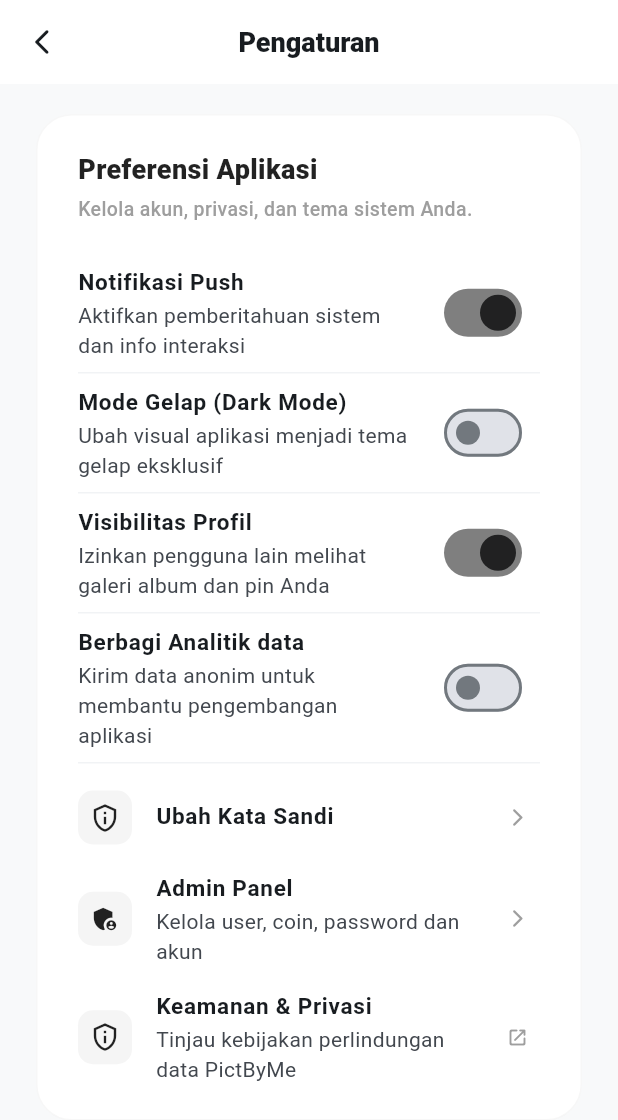
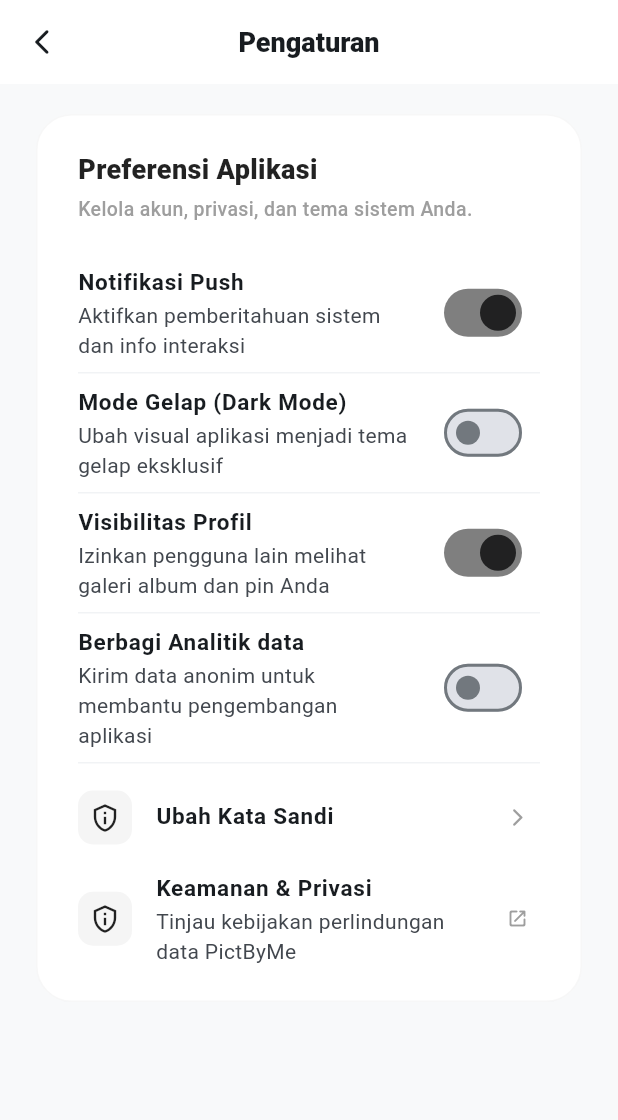
Before and after one commit to syahHattori/PictByMe, a Flutter app: the HomeScreen screen opened directly, after a tap on the "menu" icon, after a tap on "Settings", on a phone screen of 412 x 824 dp. Shown: the top 1120 px of the screen. Run offline on Flutter 3.47's test engine with Material 3 defaults, Android fonts, the phone set to English and light mode, and no system bars; our stand-ins replace dio, image_picker, shared_preferences; missing offline and left inert: gal, pusher_client, universal_html; accounts and stored records are empty; network calls fail.

Commit message:
Fix admin comment delete and notification updates

```diff
--- a/pictbyme_mobile/lib/screens/home_screen.dart
+++ b/pictbyme_mobile/lib/screens/home_screen.dart
@@ -12,7 +12,7 @@ import 'marketplace_screen.dart';
 import 'package:flutter_staggered_grid_view/flutter_staggered_grid_view.dart';
 import '../services/coin_controller.dart';
 import 'my_pins_screen.dart';
-import '../services/notification_service.dart'; // 🔥 Import layanan notifikasi realtime
+// 🔥 Import NotificationService telah dihapus karena beralih ke Polling
 
 class HomeScreen extends StatefulWidget {
   const HomeScreen({super.key});
@@ -35,7 +35,8 @@ class _HomeScreenState extends State<HomeScreen> {
 
   bool isLoading = true;
   String? profilePicUrl;
-  StreamSubscription<Map<String, dynamic>>? _notificationSub; // 🔥 Subskripsi realtime
+  StreamSubscription<Map<String, dynamic>>? _notificationSub; // Subskripsi realtime (idle)
+  Timer? _notificationTimer; // 🔥 Timer untuk periodic polling setiap 10 detik
 
   @override
   void initState() {
@@ -44,22 +45,20 @@ class _HomeScreenState extends State<HomeScreen> {
     loadUnreadNotifications();
     loadUserProfile();
 
-    // 🔥 Dengarkan notifikasi masuk secara realtime untuk menyalakan titik merah instan
-    try {
-      _notificationSub = NotificationService().stream.listen((payload) {
+    // 🔥 Mengganti realtime listener dengan Polling API setiap 10 detik
+    _notificationTimer = Timer.periodic(
+      const Duration(seconds: 10),
+      (_) async {
         if (!mounted) return;
-        setState(() {
-          unreadNotificationCount++;
-        });
-      });
-    } catch (e) {
-      debugPrint("Gagal memuat realtime notification handler di Home: $e");
-    }
+        await loadUnreadNotifications();
+      },
+    );
   }
 
   @override
   void dispose() {
-    _notificationSub?.cancel(); // Bersihkan stream saat widget dihancurkan
+    _notificationTimer?.cancel(); // 🔥 Hentikan timer polling agar tidak memory leak
+    _notificationSub?.cancel(); // Bersihkan stream sisa jika ada
     super.dispose();
   }
 
@@ -390,7 +389,6 @@ class _HomeScreenState extends State<HomeScreen> {
                           final width = constraints.maxWidth;
                           final crossAxisCount = (width / 300).floor().clamp(2, 6);
 
-                          // Jika pencarian tidak menghasilkan apapun
                           if (filteredPins.isEmpty) {
                             return _buildEmptyState(isSearchEmpty: pins.isNotEmpty);
                           }
@@ -400,9 +398,9 @@ class _HomeScreenState extends State<HomeScreen> {
                             mainAxisSpacing: 15,
                             crossAxisSpacing: 15,
                             padding: const EdgeInsets.all(20),
-                            itemCount: filteredPins.length, // 🔥 Pakai data ter-filter
+                            itemCount: filteredPins.length,
                             itemBuilder: (context, index) {
-                              final pin = filteredPins[index]; // 🔥 Pakai data ter-filter
+                              final pin = filteredPins[index];
                               final isHovered = hoveredIndex == index;
 
                               return MouseRegion(
@@ -480,7 +478,7 @@ class _HomeScreenState extends State<HomeScreen> {
 
   Widget _buildSearchTextField() {
     return TextField(
-      onChanged: _filterPins, // 🔥 Memicu Live Search setiap kali karakter berubah
+      onChanged: _filterPins,
       decoration: InputDecoration(
         hintText: 'Search photos, categories or description...',
         prefixIcon: const Icon(Icons.search),
@@ -508,13 +506,11 @@ class _HomeScreenState extends State<HomeScreen> {
 
           if (!mounted) return;
 
-          // Tunggu user kembali dari halaman Notifikasi
           await Navigator.push(
             context,
             MaterialPageRoute(builder: (_) => const NotificationsScreen()),
           );
 
-          // 🔥 Sinkronisasi ulang jumlah unread setelah halaman ditutup
           loadUnreadNotifications();
         },
         child: Stack(
@@ -535,7 +531,6 @@ class _HomeScreenState extends State<HomeScreen> {
                 size: 22,
               ),
             ),
-            // 🔴 TITIK MERAH AKTIF SECARA DINAMIS
             if (unreadNotificationCount > 0)
               Positioned(
                 top: 2,
--- a/pictbyme_mobile/lib/screens/settings_screen.dart
+++ b/pictbyme_mobile/lib/screens/settings_screen.dart
@@ -1,8 +1,9 @@
 import 'package:flutter/material.dart';
 import 'package:shared_preferences/shared_preferences.dart';
 import '../services/theme_controller.dart';
+import '../services/api_service.dart'; // Ditambahkan untuk akses Profile API
+import 'admin_dashboard_screen.dart';
 
-import 'admin_dashboard_screen.dart';
 class SettingsScreen extends StatefulWidget {
   const SettingsScreen({super.key});
 
@@ -11,6 +12,9 @@ class SettingsScreen extends StatefulWidget {
 }
 
 class _SettingsScreenState extends State<SettingsScreen> {
+  final ApiService apiService = ApiService(); // Instance ApiService
+  String userRole = ''; // State untuk menyimpan role user
+
   bool notifications = true;
   bool darkMode = false;
   bool showProfilePublic = true;
@@ -25,6 +29,27 @@ class _SettingsScreenState extends State<SettingsScreen> {
   void initState() {
     super.initState();
     _loadPrefs();
+    _loadUserRole(); // Ambil role saat halaman pertama kali dibuka
+  }
+
+  // FUNGSI UNTUK MENGAMBIL ROLE DARI PROFILE API
+  Future<void> _loadUserRole() async {
+    try {
+      final profile = await apiService.getProfile();
+
+      if (profile.statusCode == 200 && profile.data != null) {
+        final role = profile.data['user']['role'];
+        print("USER ROLE = $role"); // Debug log sesuai permintaan
+
+        if (mounted) {
+          setState(() {
+            userRole = role ?? '';
+          });
+        }
+      }
+    } catch (e) {
+      print("ERROR GET PROFILE ROLE = $e");
+    }
   }
 
   Future<void> _loadPrefs() async {
@@ -187,40 +212,20 @@ class _SettingsScreenState extends State<SettingsScreen> {
                             Icons.privacy_tip_outlined,
                             color: Colors.black87,
                             size: 20,
-)
+                          ),
                         ),
                         title: const Text('Ubah Kata Sandi', style: TextStyle(fontWeight: FontWeight.w600, fontSize: 15)),
                         trailing: const Icon(Icons.arrow_forward_ios_rounded, size: 14, color: Colors.grey),
                         onTap: _showChangePasswordDialog,
                       ),
+
+                      // CONDITIONAL RENDERING: HANYA MUNCUL JIKA USERROLE AKUN ADALAH ADMIN
+                      if (userRole == 'admin')
                         ListTile(
-  leading: Container(
-    padding: const EdgeInsets.all(8),
-    decoration: BoxDecoration(
-      color: Colors.grey[100],
-      borderRadius: BorderRadius.circular(10),
-    ),
-    child: const Icon(
-      Icons.admin_panel_settings,
-      color: Colors.black87,
-      size: 20,
-    ),
-  ),
-  title: const Text(
-    'Admin Panel',
-    style: TextStyle(
-      fontWeight: FontWeight.w600,
-      fontSize: 15,
-    ),
-  ),
-  subtitle: const Text(
-    'Kelola user, coin, password dan akun',
-  ),
-  trailing: const Icon(
-    Icons.arrow_forward_ios_rounded,
-    size: 14,
-    color: Colors.grey,
-  ),
+                          leading: const Icon(Icons.admin_panel_settings),
+                          title: const Text('Admin Panel'),
+                          subtitle: const Text('Kelola user, coin, password dan akun'),
+                          trailing: const Icon(Icons.chevron_right),
                           onTap: () {
                             Navigator.push(
                               context,
@@ -230,6 +235,7 @@ ListTile(
                             );
                           },
                         ),
+
                       ListTile(
                         leading: Container(
                           padding: const EdgeInsets.all(8),
@@ -338,8 +344,6 @@ ListTile(
             onPressed: () {
               if (formKey.currentState == null) return;
               if (!formKey.currentState!.validate()) return;
-
-              // Tempat menaruh integrasi API di masa mendatang
               Navigator.pop(ctx, true);
             },
             child: const Text('Perbarui'),
```
Also changed, not shown: pictbyme_mobile/lib/main.dart (+9 -2 lines), pictbyme_mobile/lib/services/notification_service.dart (+37 -13 lines). Lines whose indentation alone changed are shown as unchanged.
